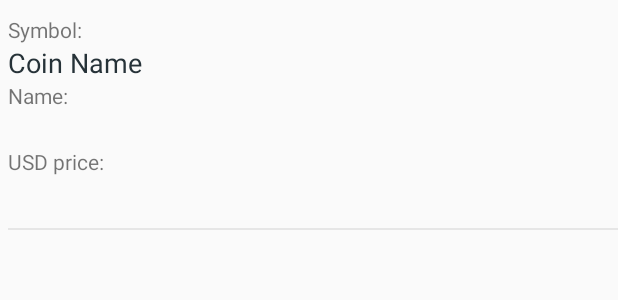
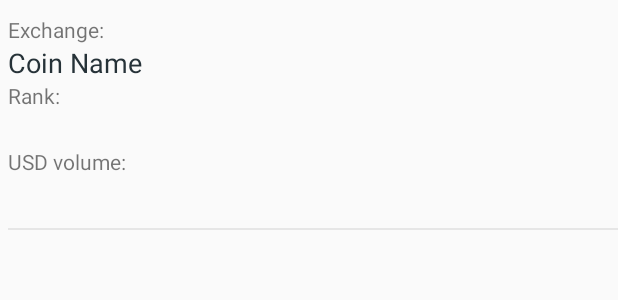
Before and after one commit to SealSoft/crypto-unipi, an Android app: the layout market_recycler_adapter.xml on its own in the app's theme, with its tools: preview values and no code run, on a phone screen of 412 x 824 dp. Shown: the top 300 px of the screen. Run offline under Robolectric (Android 15) with nearby library versions, the phone set to English and light mode, and no system bars; plain views replace MaterialRippleLayout.

Commit message:
introduce markets

```diff
--- a/app/src/main/java/tech/sealsoft/crypto/adapter/CoinRecycleAdapter.kt
+++ b/app/src/main/java/tech/sealsoft/crypto/adapter/CoinRecycleAdapter.kt
@@ -40,7 +40,7 @@ class CoinRecycleAdapter(val context: Context) : RecyclerView.Adapter<CoinRecycl
         holder.coinPriceUsd.text = coinList[position].priceUsd.toString()
 
         holder.layoutItem.setOnClickListener {
-            mClickListener?.onItemClick(holder.coinName.text.toString())
+            mClickListener?.onItemClick(holder.coinDescription.text.toString())
         }
     }
 
--- a/app/src/main/java/tech/sealsoft/crypto/service/MarketService.kt
+++ b/app/src/main/java/tech/sealsoft/crypto/service/MarketService.kt
@@ -6,6 +6,6 @@ import retrofit2.http.Path
 import tech.sealsoft.crypto.model.MarketEntityResponse
 
 interface MarketService {
-    @GET("assets/{coinId}/markets")
+    @GET("assets/{coinId}/markets?limit=10")
     fun getMarketsOfCoin(@Path("coinId") coinId: String): Call<MarketEntityResponse>
 }
--- a/app/src/main/res/layout/market_recycler_adapter.xml
+++ b/app/src/main/res/layout/market_recycler_adapter.xml
@@ -22,7 +22,7 @@
             android:orientation="vertical">
 
             <LinearLayout
-                android:id="@+id/layoutItem"
+                android:id="@+id/layoutMarketItem"
                 android:layout_width="match_parent"
                 android:layout_height="wrap_content"
                 android:orientation="vertical"
@@ -33,10 +33,10 @@
                     android:id="@+id/textView"
                     android:layout_width="wrap_content"
                     android:layout_height="wrap_content"
-                    android:text="Symbol:" />
+                    android:text="Exchange:" />
 
                 <TextView
-                    android:id="@+id/coinName"
+                    android:id="@+id/exchangeName"
                     android:layout_width="wrap_content"
                     android:layout_height="wrap_content"
                     android:layout_marginEnd="@dimen/spacing_middle"
@@ -46,13 +46,13 @@
                     android:textColor="@color/grey_90" />
 
                 <TextView
-                    android:id="@+id/textView2"
+                    android:id="@+id/exchangeRank"
                     android:layout_width="match_parent"
                     android:layout_height="wrap_content"
-                    android:text="Name:" />
+                    android:text="Rank:" />
 
                 <TextView
-                    android:id="@+id/description"
+                    android:id="@+id/rank"
                     android:layout_width="wrap_content"
                     android:layout_height="wrap_content"
                     android:layout_marginEnd="@dimen/spacing_middle"
@@ -63,13 +63,13 @@
                     android:textColor="@color/grey_40" />
 
                 <TextView
-                    android:id="@+id/textView3"
+                    android:id="@+id/volumeUsd"
                     android:layout_width="match_parent"
                     android:layout_height="wrap_content"
-                    android:text="USD price:" />
+                    android:text="USD volume:" />
 
                 <TextView
-                    android:id="@+id/priceUsd"
+                    android:id="@+id/volume"
                     android:layout_width="wrap_content"
                     android:layout_height="wrap_content"
                     android:layout_marginEnd="@dimen/spacing_middle"
```
Also changed, not shown: app/src/main/java/tech/sealsoft/crypto/adapter/MarketRecycleAdapter.kt (+7 -2 lines), app/src/main/java/tech/sealsoft/crypto/fragment/MarketFragment.kt (+8 -1 lines).
